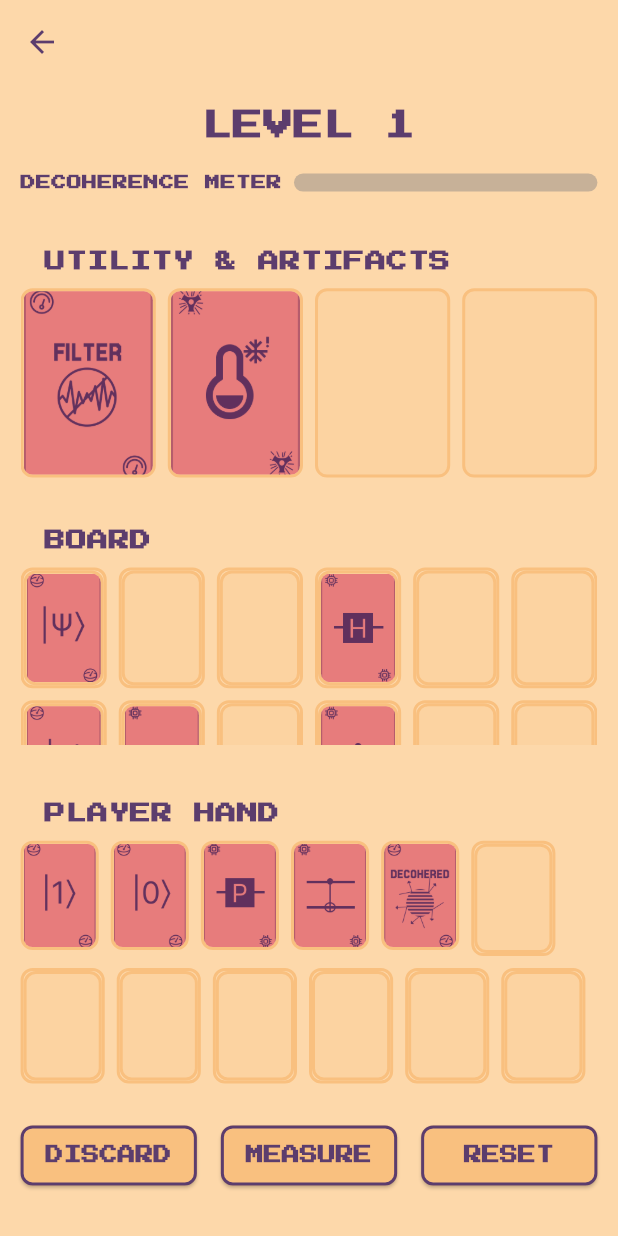
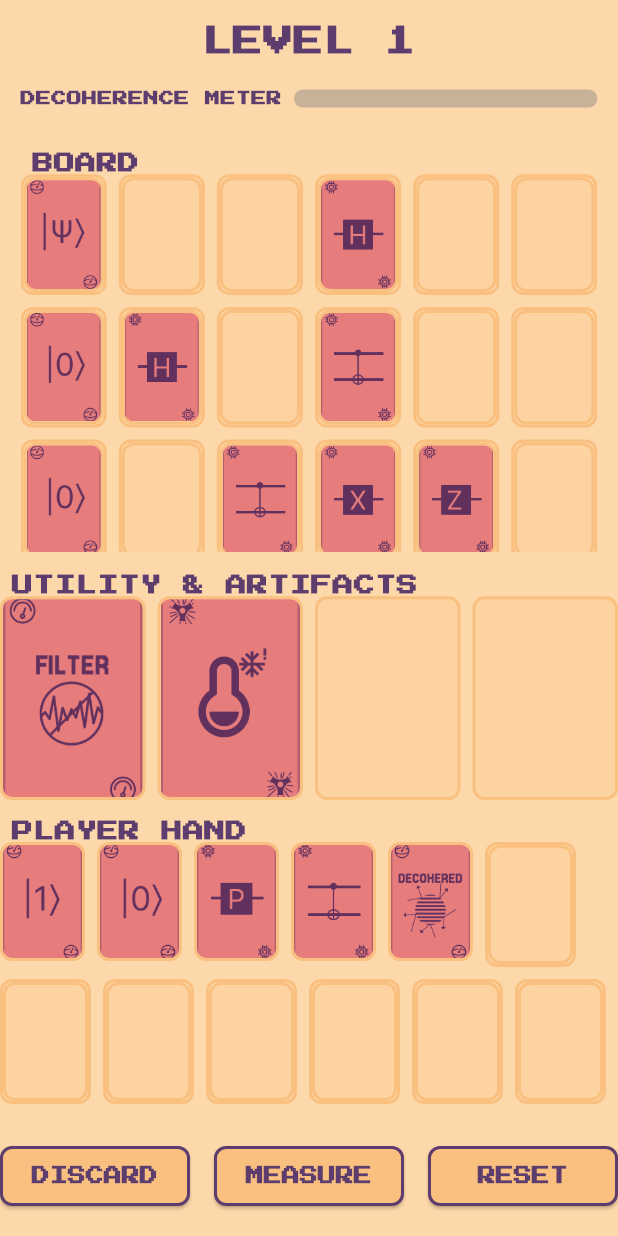
Before and after one commit to Aniket01/coherence_arcana, a Flutter app: the CoherenceArcanaGame screen opened by its route, on a phone screen of 412 x 824 dp. Run offline on Flutter 3.47's test engine with Material 3 defaults, Android fonts, the phone set to English and light mode, and no system bars; our stand-ins replace audioplayers, google_fonts; statements that could not run were skipped.

Commit message:
Refactor layout in ResponsiveScreen; simplify padding for rectangular menu area

```diff
--- a/lib/coherence_arcana_game.dart
+++ b/lib/coherence_arcana_game.dart
@@ -245,7 +245,7 @@ class _CoherenceArcanaGameState extends State<CoherenceArcanaGame> {
   // Helper widget to build consistent section titles.
   Widget _buildSectionTitle(String title) {
     return Padding(
-      padding: const EdgeInsets.symmetric(vertical: 8.0, horizontal: 16.0),
+      padding: const EdgeInsets.only(top: 2.0, left: 8.0, right: 8.0),
       child: Align(
         alignment: Alignment.centerLeft,
         child: Text(
@@ -254,6 +254,7 @@ class _CoherenceArcanaGameState extends State<CoherenceArcanaGame> {
             color: symbolColor, // Use theme color
             fontSize: 14,
             fontWeight: FontWeight.bold,
+            height: 0,
           ),
         ),
       ),
@@ -314,49 +315,6 @@ class _CoherenceArcanaGameState extends State<CoherenceArcanaGame> {
       child: Column(
         crossAxisAlignment: CrossAxisAlignment.stretch,
         children: [
-          // --- Utility & Artifacts Section ---
-          _buildSectionTitle('Utility & Artifacts'),
-          LayoutBuilder(
-            builder: (BuildContext context, BoxConstraints constraints) {
-              final double cardWidth =
-                  (constraints.maxWidth -
-                      (16.0 * 2) -
-                      (8.0 * (levelData.utilitySlotCount - 1))) /
-                  levelData.utilitySlotCount;
-              final double cardHeight =
-                  cardWidth * 1.4; // Aspect ratio for cards.
-
-              return GridView.builder(
-                shrinkWrap: true,
-                physics: const NeverScrollableScrollPhysics(),
-                gridDelegate: SliverGridDelegateWithFixedCrossAxisCount(
-                  // Use levelData for count
-                  crossAxisCount: levelData.utilitySlotCount,
-                  crossAxisSpacing: 8.0,
-                  mainAxisSpacing: 8.0,
-                  childAspectRatio: cardWidth / cardHeight,
-                ),
-                // Use levelData for count
-                itemCount: levelData.utilitySlotCount,
-                itemBuilder: (BuildContext context, int index) {
-                  return GameCard(
-                    cardData:
-                        _utilitySlots[index] ??
-                        CardData.empty(
-                          cardColor: emptySlotBackgroundColor,
-                          symbolColor: symbolColor,
-                        ),
-                    cardBorderColor: cardBorderColor,
-                    isEmpty: _utilitySlots[index] == null,
-                    width: cardWidth,
-                    height: cardHeight,
-                  );
-                },
-              );
-            },
-          ),
-          const SizedBox(height: 24.0),
-
           // --- Board Section ---
           _buildSectionTitle('Board'),
           LayoutBuilder(
@@ -416,6 +374,50 @@ class _CoherenceArcanaGameState extends State<CoherenceArcanaGame> {
       child: Column(
         crossAxisAlignment: CrossAxisAlignment.stretch,
         children: [
+          // --- Utility & Artifacts Section ---
+          _buildSectionTitle('Utility & Artifacts'),
+          LayoutBuilder(
+            builder: (BuildContext context, BoxConstraints constraints) {
+              final double cardWidth =
+                  (constraints.maxWidth -
+                      (16.0 * 2) -
+                      (8.0 * (levelData.utilitySlotCount - 1))) /
+                  levelData.utilitySlotCount;
+              final double cardHeight =
+                  cardWidth * 1.4; // Aspect ratio for cards.
+
+              return GridView.builder(
+                padding: EdgeInsets.zero,
+                shrinkWrap: true,
+                physics: const NeverScrollableScrollPhysics(),
+                gridDelegate: SliverGridDelegateWithFixedCrossAxisCount(
+                  // Use levelData for count
+                  crossAxisCount: levelData.utilitySlotCount,
+                  crossAxisSpacing: 8.0,
+                  mainAxisSpacing: 8.0,
+                  childAspectRatio: cardWidth / cardHeight,
+                ),
+                // Use levelData for count
+                itemCount: levelData.utilitySlotCount,
+                itemBuilder: (BuildContext context, int index) {
+                  return GameCard(
+                    cardData:
+                        _utilitySlots[index] ??
+                        CardData.empty(
+                          cardColor: emptySlotBackgroundColor,
+                          symbolColor: symbolColor,
+                        ),
+                    cardBorderColor: cardBorderColor,
+                    isEmpty: _utilitySlots[index] == null,
+                    width: cardWidth,
+                    height: cardHeight,
+                  );
+                },
+              );
+            },
+          ),
+          const SizedBox(height: 12.0),
+
           // --- Player Hand Section ---
           _buildSectionTitle('Player Hand'),
           LayoutBuilder(
@@ -493,23 +495,23 @@ class _CoherenceArcanaGameState extends State<CoherenceArcanaGame> {
   Widget build(BuildContext context) {
     return Scaffold(
       backgroundColor: backgroundColor,
-      appBar: AppBar(
-        backgroundColor: Colors.transparent,
-        elevation: 0,
-        leading: IconButton(
-          onPressed: () {
-            final audioController = Provider.of<AudioController>(
-              context,
-              listen: false,
-            );
-            setState(() {
-              audioController.playSfx(SfxType.buttonClick);
-            });
-            Navigator.of(context).pop();
-          },
-          icon: const Icon(Icons.arrow_back, color: symbolColor),
-        ),
-      ),
+      // appBar: AppBar(
+      //   backgroundColor: Colors.transparent,
+      //   elevation: 0,
+      //   leading: IconButton(
+      //     onPressed: () {
+      //       final audioController = Provider.of<AudioController>(
+      //         context,
+      //         listen: false,
+      //       );
+      //       setState(() {
+      //         audioController.playSfx(SfxType.buttonClick);
+      //       });
+      //       Navigator.of(context).pop();
+      //     },
+      //     icon: const Icon(Icons.arrow_back, color: symbolColor),
+      //   ),
+      // ),
       // Use the ResponsiveScreen as the new body
       body: ResponsiveScreen(
         topMessageArea: _buildTopMessageArea(),
--- a/lib/style/responsive_screen.dart
+++ b/lib/style/responsive_screen.dart
@@ -50,10 +50,7 @@ class ResponsiveScreen extends StatelessWidget {
               SafeArea(
                 top: false,
                 maintainBottomViewPadding: true,
-                child: Padding(
-                  padding: padding,
-                  child: Center(child: rectangularMenuArea),
-                ),
+                child: rectangularMenuArea,
               ),
             ],
           );
```
